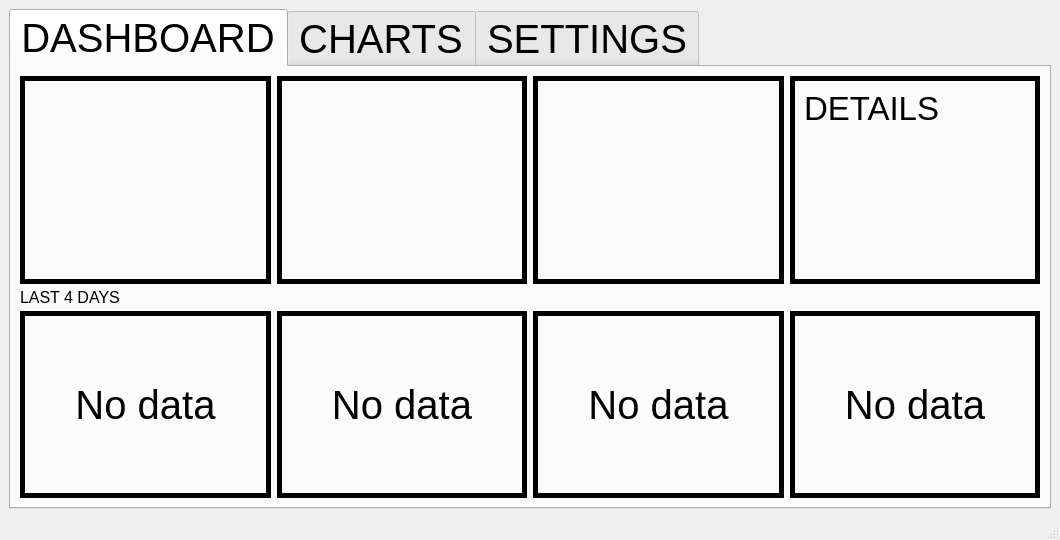
Above: Qt_module/mainwindow.ui from HKrecki/WDVS_Project before the change. Below: the same form after it.
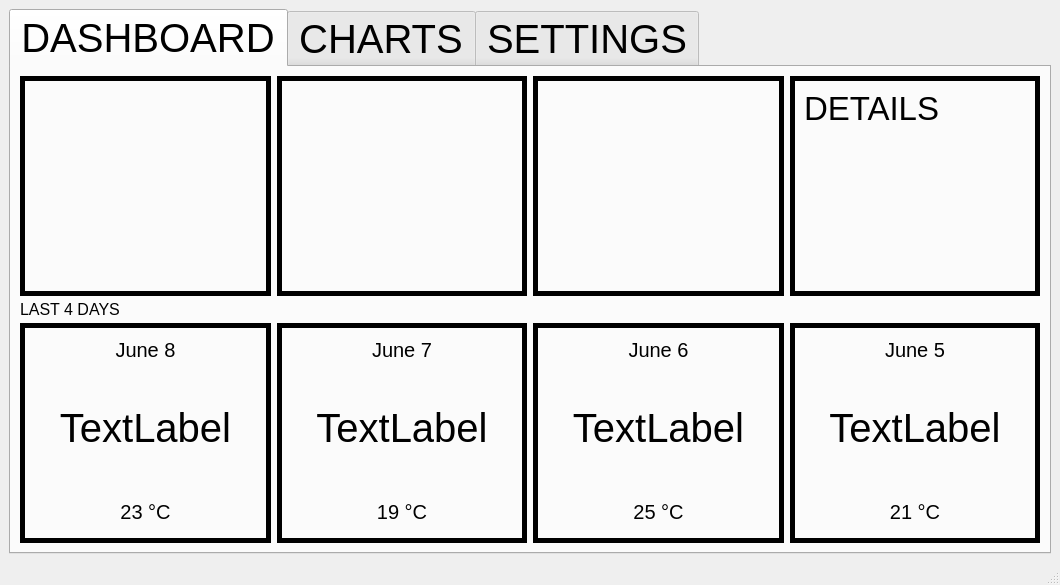
That is the form after the change. The open tabs and pages were chosen to show the change.

```diff
--- a/Qt_module/mainwindow.ui
+++ b/Qt_module/mainwindow.ui
@@ -7,7 +7,7 @@
     <x>0</x>
     <y>0</y>
     <width>1060</width>
-    <height>540</height>
+    <height>585</height>
    </rect>
   </property>
   <property name="windowTitle">
@@ -263,52 +263,66 @@
            <enum>QFrame::Raised</enum>
           </property>
           <layout class="QGridLayout" name="gridLayout_12">
+           <item row="1" column="0">
+            <widget class="QLabel" name="yesterdayWeatherIcon_label">
+             <property name="minimumSize">
+              <size>
+               <width>200</width>
+               <height>120</height>
+              </size>
+             </property>
+             <property name="font">
+              <font>
+               <pointsize>30</pointsize>
+              </font>
+             </property>
+             <property name="styleSheet">
+              <string notr="true">border: 0px solid black </string>
+             </property>
+             <property name="text">
+              <string>TextLabel</string>
+             </property>
+             <property name="alignment">
+              <set>Qt::AlignCenter</set>
+             </property>
+            </widget>
+           </item>
            <item row="0" column="0">
             <widget class="QLabel" name="label_7">
+             <property name="maximumSize">
+              <size>
+               <width>16777215</width>
+               <height>25</height>
+              </size>
+             </property>
              <property name="font">
               <font>
-               <pointsize>30</pointsize>
+               <pointsize>15</pointsize>
               </font>
              </property>
              <property name="styleSheet">
               <string notr="true">border: 0px solid black </string>
              </property>
              <property name="text">
-              <string>No data</string>
+              <string>June 8</string>
              </property>
              <property name="alignment">
               <set>Qt::AlignCenter</set>
              </property>
             </widget>
            </item>
-          </layout>
-         </widget>
-        </item>
-        <item row="2" column="1">
-         <widget class="QFrame" name="frame_6">
-          <property name="styleSheet">
-           <string notr="true">border-color: rgb(0, 0, 0);
-border: 5px solid black </string>
-          </property>
-          <property name="frameShape">
-           <enum>QFrame::StyledPanel</enum>
-          </property>
-          <property name="frameShadow">
-           <enum>QFrame::Raised</enum>
-          </property>
-          <layout class="QGridLayout" name="gridLayout_13">
-           <item row="0" column="0">
-            <widget class="QLabel" name="label_8">
+           <item row="2" column="0">
+            <widget class="QLabel" name="label_2">
              <property name="font">
               <font>
-               <pointsize>30</pointsize>
+               <pointsize>15</pointsize>
               </font>
              </property>
              <property name="styleSheet">
               <string notr="true">border: 0px solid black </string>
              </property>
              <property name="text">
-              <string>No data</string>
+              <string>23 °C</string>
              </property>
              <property name="alignment">
               <set>Qt::AlignCenter</set>
@@ -333,6 +347,36 @@
           <layout class="QGridLayout" name="gridLayout_14">
            <item row="0" column="0">
             <widget class="QLabel" name="label_9">
+             <property name="maximumSize">
+              <size>
+               <width>16777215</width>
+               <height>25</height>
+              </size>
+             </property>
+             <property name="font">
+              <font>
+               <pointsize>15</pointsize>
+              </font>
+             </property>
+             <property name="styleSheet">
+              <string notr="true">border: 0px solid black </string>
+             </property>
+             <property name="text">
+              <string>June 6</string>
+             </property>
+             <property name="alignment">
+              <set>Qt::AlignCenter</set>
+             </property>
+            </widget>
+           </item>
+           <item row="1" column="0">
+            <widget class="QLabel" name="threeDaysAgoWeatherIcon_label">
+             <property name="minimumSize">
+              <size>
+               <width>200</width>
+               <height>120</height>
+              </size>
+             </property>
              <property name="font">
               <font>
                <pointsize>30</pointsize>
@@ -342,7 +386,25 @@
               <string notr="true">border: 0px solid black </string>
              </property>
              <property name="text">
-              <string>No data</string>
+              <string>TextLabel</string>
+             </property>
+             <property name="alignment">
+              <set>Qt::AlignCenter</set>
+             </property>
+            </widget>
+           </item>
+           <item row="2" column="0">
+            <widget class="QLabel" name="label_4">
+             <property name="font">
+              <font>
+               <pointsize>15</pointsize>
+              </font>
+             </property>
+             <property name="styleSheet">
+              <string notr="true">border: 0px solid black </string>
+             </property>
+             <property name="text">
+              <string>25 °C</string>
              </property>
              <property name="alignment">
               <set>Qt::AlignCenter</set>
@@ -367,8 +429,38 @@
           <layout class="QGridLayout" name="gridLayout_15">
            <item row="0" column="0">
             <widget class="QLabel" name="label_10">
+             <property name="maximumSize">
+              <size>
+               <width>16777215</width>
+               <height>25</height>
+              </size>
+             </property>
              <property name="font">
               <font>
+               <pointsize>15</pointsize>
+              </font>
+             </property>
+             <property name="styleSheet">
+              <string notr="true">border: 0px solid black </string>
+             </property>
+             <property name="text">
+              <string>June 5</string>
+             </property>
+             <property name="alignment">
+              <set>Qt::AlignCenter</set>
+             </property>
+            </widget>
+           </item>
+           <item row="1" column="0">
+            <widget class="QLabel" name="fourDaysAgoWeatherIcon_label">
+             <property name="minimumSize">
+              <size>
+               <width>200</width>
+               <height>120</height>
+              </size>
+             </property>
+             <property name="font">
+              <font>
                <pointsize>30</pointsize>
               </font>
              </property>
@@ -376,7 +468,107 @@
               <string notr="true">border: 0px solid black </string>
              </property>
              <property name="text">
-              <string>No data</string>
+              <string>TextLabel</string>
+             </property>
+             <property name="alignment">
+              <set>Qt::AlignCenter</set>
+             </property>
+            </widget>
+           </item>
+           <item row="2" column="0">
+            <widget class="QLabel" name="label_5">
+             <property name="font">
+              <font>
+               <pointsize>15</pointsize>
+              </font>
+             </property>
+             <property name="styleSheet">
+              <string notr="true">border: 0px solid black </string>
+             </property>
+             <property name="text">
+              <string>21 °C</string>
+             </property>
+             <property name="alignment">
+              <set>Qt::AlignCenter</set>
+             </property>
+            </widget>
+           </item>
+          </layout>
+         </widget>
+        </item>
+        <item row="2" column="1">
+         <widget class="QFrame" name="frame_6">
+          <property name="styleSheet">
+           <string notr="true">border-color: rgb(0, 0, 0);
+border: 5px solid black </string>
+          </property>
+          <property name="frameShape">
+           <enum>QFrame::StyledPanel</enum>
+          </property>
+          <property name="frameShadow">
+           <enum>QFrame::Raised</enum>
+          </property>
+          <layout class="QGridLayout" name="gridLayout_13">
+           <item row="0" column="0">
+            <widget class="QLabel" name="label_8">
+             <property name="maximumSize">
+              <size>
+               <width>16777215</width>
+               <height>25</height>
+              </size>
+             </property>
+             <property name="font">
+              <font>
+               <pointsize>15</pointsize>
+              </font>
+             </property>
+             <property name="styleSheet">
+              <string notr="true">border: 0px solid black </string>
+             </property>
+             <property name="text">
+              <string>June 7</string>
+             </property>
+             <property name="alignment">
+              <set>Qt::AlignCenter</set>
+             </property>
+            </widget>
+           </item>
+           <item row="1" column="0">
+            <widget class="QLabel" name="twoDaysAgoWeatherIcon_label">
+             <property name="minimumSize">
+              <size>
+               <width>200</width>
+               <height>120</height>
+              </size>
+             </property>
+             <property name="font">
+              <font>
+               <pointsize>30</pointsize>
+              </font>
+             </property>
+             <property name="styleSheet">
+              <string notr="true">border: 0px solid black </string>
+             </property>
+             <property name="text">
+              <string>TextLabel</string>
+             </property>
+             <property name="alignment">
+              <set>Qt::AlignCenter</set>
+             </property>
+            </widget>
+           </item>
+           <item row="2" column="0">
+            <widget class="QLabel" name="label_3">
+             <property name="font">
+              <font>
+               <pointsize>15</pointsize>
+              </font>
+             </property>
+             <property name="styleSheet">
+              <string notr="true">border: 0px solid black </string>
+             </property>
+             <property name="text">
+              <string>19 °C</string>
              </property>
              <property name="alignment">
               <set>Qt::AlignCenter</set>
```
Left out of the diff: 2 changed lines with no effect on the pictures.
